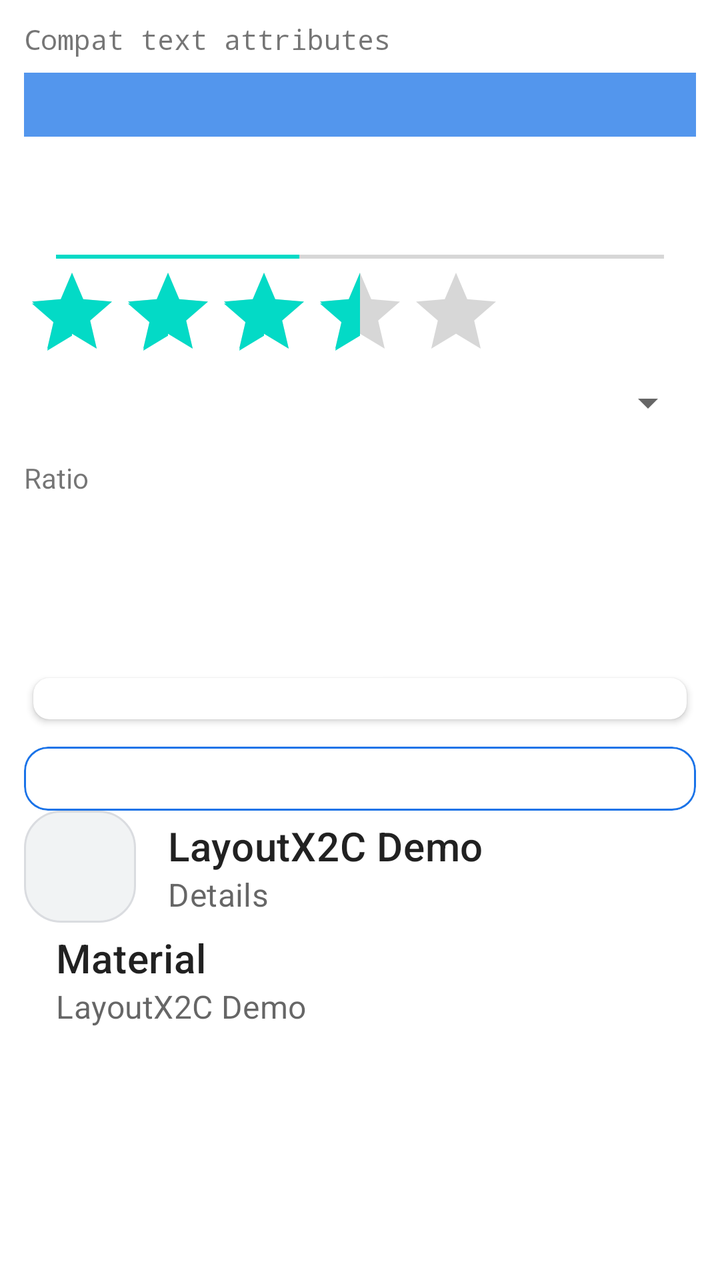
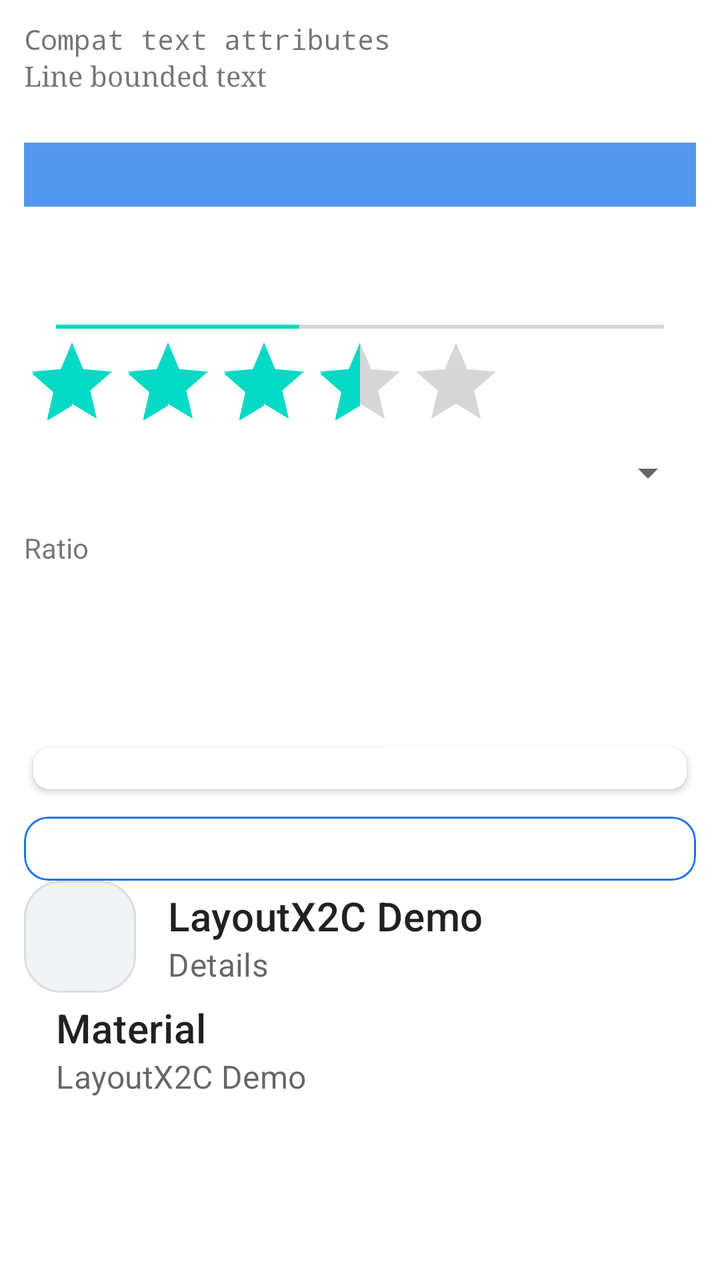

Before-and-after screenshots of an Android layout around one commit, followed by the original layout XML and the change that was made.
<!-- AndroidManifest.xml: application theme Theme.LayoutX2CDemo -->
<!-- res/layout/demo_compat_widgets.xml -->
<?xml version="1.0" encoding="utf-8"?>
<LinearLayout xmlns:android="http://schemas.android.com/apk/res/android"
    xmlns:app="http://schemas.android.com/apk/res-auto"
    android:layout_width="match_parent"
    android:layout_height="wrap_content"
    android:orientation="vertical"
    android:padding="12dp">

    <TextView
        android:id="@+id/compat_text"
        android:layout_width="match_parent"
        android:layout_height="wrap_content"
        android:ellipsize="end"
        android:fontFamily="monospace"
        android:includeFontPadding="false"
        android:lineSpacingExtra="3dp"
        android:maxLines="1"
        android:scrollHorizontally="true"
        android:singleLine="true"
        android:text="Compat text attributes"
        android:textAllCaps="false"
        android:textIsSelectable="true"
        android:textSize="14sp" />

    <FrameLayout
        android:id="@+id/compat_panel"
        android:layout_width="match_parent"
        android:layout_height="32dp"
        android:layout_marginTop="8dp"
        android:alpha="0.75"
        android:background="@color/demo_control_surface"
        android:backgroundTint="@color/demo_primary"
        android:contentDescription="@string/app_name"
        android:foreground="@drawable/code_viewer_panel"
        android:foregroundGravity="center"
        android:importantForAccessibility="yes"
        android:overScrollMode="never"
        android:scrollbars="none"
        android:tag="compat-panel" />

    <ProgressBar
        android:id="@+id/compat_progress"
        android:layout_width="match_parent"
        android:layout_height="wrap_content"
        android:layout_marginTop="8dp"
        android:indeterminate="false"
        android:indeterminateTint="@color/demo_primary"
        android:max="100"
        android:progress="40"
        android:progressTint="@color/demo_primary"
        android:secondaryProgress="60" />

    <SeekBar
        android:id="@+id/compat_seek"
        android:layout_width="match_parent"
        android:layout_height="wrap_content"
        android:max="10"
        android:progress="4"
        android:splitTrack="false"
        android:thumb="@drawable/code_viewer_chip" />

    <RatingBar
        android:id="@+id/compat_rating"
        android:layout_width="wrap_content"
        android:layout_height="wrap_content"
        android:isIndicator="true"
        android:numStars="5"
        android:rating="3.5"
        android:stepSize="0.5" />

    <Spinner
        android:id="@+id/compat_spinner"
        android:layout_width="match_parent"
        android:layout_height="wrap_content" />

    <Space
        android:id="@+id/compat_gap"
        android:layout_width="1dp"
        android:layout_height="8dp" />

    <androidx.constraintlayout.widget.ConstraintLayout
        android:id="@+id/compat_constraint"
        android:layout_width="match_parent"
        android:layout_height="96dp"
        android:layout_marginTop="8dp">

        <TextView
            android:id="@+id/compat_constrained"
            android:layout_width="0dp"
            android:layout_height="0dp"
            android:text="Ratio"
            app:layout_constraintDimensionRatio="16:9"
            app:layout_constraintEnd_toEndOf="parent"
            app:layout_constraintHeight_percent="0.25"
            app:layout_constraintHorizontal_chainStyle="packed"
            app:layout_constraintHorizontal_weight="1.5"
            app:layout_constraintStart_toStartOf="parent"
            app:layout_constraintTop_toTopOf="parent"
            app:layout_constraintVertical_chainStyle="spread_inside"
            app:layout_constraintVertical_weight="2"
            app:layout_constraintWidth_percent="0.5"
            app:layout_goneMarginStart="8dp"
            app:layout_goneMarginTop="4dp" />
    </androidx.constraintlayout.widget.ConstraintLayout>

    <androidx.cardview.widget.CardView
        android:id="@+id/compat_card"
        android:layout_width="match_parent"
        android:layout_height="32dp"
        android:layout_marginTop="8dp"
        app:cardCornerRadius="8dp"
        app:cardElevation="2dp"
        app:cardUseCompatPadding="true" />

    <com.google.android.material.card.MaterialCardView
        android:id="@+id/compat_material_card"
        android:layout_width="match_parent"
        android:layout_height="32dp"
        android:layout_marginTop="8dp"
        app:cardCornerRadius="12dp"
        app:strokeColor="@color/demo_primary"
        app:strokeWidth="1dp" />

    <androidx.appcompat.widget.Toolbar
        android:id="@+id/compat_toolbar"
        android:layout_width="match_parent"
        android:layout_height="wrap_content"
        app:navigationIcon="@drawable/code_viewer_chip"
        app:subtitle="Details"
        app:title="@string/app_name" />

    <com.google.android.material.appbar.MaterialToolbar
        android:id="@+id/compat_material_toolbar"
        android:layout_width="match_parent"
        android:layout_height="wrap_content"
        app:subtitle="@string/app_name"
        app:title="Material" />

    <androidx.viewpager2.widget.ViewPager2
        android:id="@+id/compat_pager"
        android:layout_width="match_parent"
        android:layout_height="32dp" />
</LinearLayout>
<!-- resources referenced by this layout -->
<resources>
  <color name="demo_control_surface">#F1F3F4</color>
  <color name="demo_primary">#1A73E8</color>
  <!-- drawable code_viewer_chip (drawable) -->
  <?xml version="1.0" encoding="utf-8"?>
  <selector xmlns:android="http://schemas.android.com/apk/res/android">
      <item android:state_selected="true">
          <shape android:shape="rectangle">
              <solid android:color="@color/demo_primary" />
              <corners android:radius="18dp" />
          </shape>
      </item>
      <item>
          <shape android:shape="rectangle">
              <solid android:color="@color/demo_control_surface" />
              <stroke
                  android:width="1dp"
                  android:color="@color/demo_outline" />
              <corners android:radius="18dp" />
          </shape>
      </item>
  </selector>
  <!-- drawable code_viewer_panel (drawable) -->
  <?xml version="1.0" encoding="utf-8"?>
  <shape xmlns:android="http://schemas.android.com/apk/res/android">
      <solid android:color="@color/demo_surface" />
      <stroke
          android:width="1dp"
          android:color="@color/demo_outline" />
      <corners android:radius="8dp" />
  </shape>
  <string name="app_name">LayoutX2C Demo</string>
  <style name="Theme.LayoutX2CDemo" parent="Theme.MaterialComponents.Light.NoActionBar">
          <item name="android:windowBackground">@color/demo_surface</item>
          <item name="android:colorAccent">@color/demo_primary</item>
          <item name="colorPrimary">@color/demo_primary</item>
          <item name="colorPrimaryVariant">@color/demo_primary</item>
          <item name="colorOnPrimary">@color/demo_on_primary</item>
          <item name="colorSurface">@color/demo_surface</item>
          <item name="colorOnSurface">@color/demo_text_primary</item>
      </style>
  <color name="demo_outline">#DADCE0</color>
  <color name="demo_surface">#FFFFFF</color>
  <color name="demo_on_primary">#FFFFFF</color>
  <color name="demo_text_primary">#202124</color>
</resources>

<!-- the commit's change to res/layout/demo_compat_widgets.xml (unified diff, before → after) -->
@@ -18,8 +18,19 @@
         android:scrollHorizontally="true"
         android:singleLine="true"
         android:text="Compat text attributes"
-        android:textAllCaps="false"
+        android:textAllCaps="true"
         android:textIsSelectable="true"
+        android:textSize="14sp" />
+
+    <TextView
+        android:id="@+id/compat_text_lines"
+        android:layout_width="match_parent"
+        android:layout_height="wrap_content"
+        android:ellipsize="middle"
+        android:fontFamily="serif"
+        android:lines="2"
+        android:minLines="2"
+        android:text="Line bounded text"
         android:textSize="14sp" />
 
     <FrameLayout
